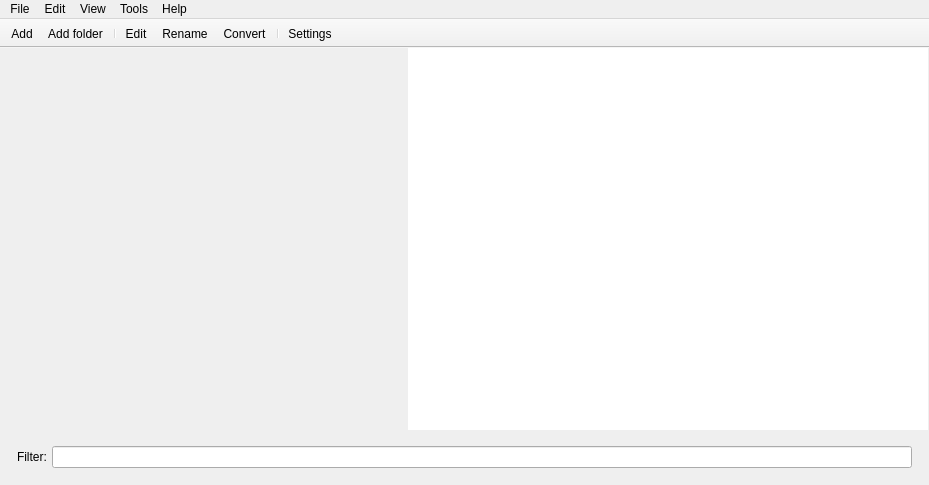
Qt form src/designer/mainwindow.ui (dnkorpushov/libro2) before a commit.
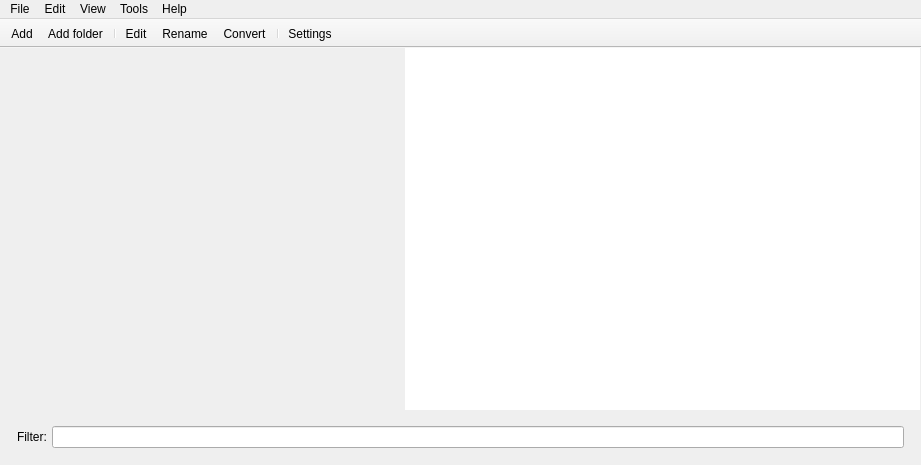
The same form after that commit. Icons and pictures are not drawn. Custom widgets are drawn as their Qt base class.

The edit to the form file:
```diff
--- a/src/designer/mainwindow.ui
+++ b/src/designer/mainwindow.ui
@@ -6,8 +6,8 @@
    <rect>
     <x>0</x>
     <y>0</y>
-    <width>929</width>
-    <height>485</height>
+    <width>921</width>
+    <height>465</height>
    </rect>
   </property>
   <property name="windowTitle">
@@ -146,7 +146,7 @@
     <rect>
      <x>0</x>
      <y>0</y>
-     <width>929</width>
+     <width>921</width>
      <height>26</height>
     </rect>
    </property>
@@ -442,6 +442,11 @@
   </action>
  </widget>
  <customwidgets>
+  <customwidget>
+   <class>ButtonLineEdit</class>
+   <extends>QLineEdit</extends>
+   <header>.customcontrols.h</header>
+  </customwidget>
   <customwidget>
    <class>BookInfoPanel</class>
    <extends>QWidget</extends>
@@ -457,9 +462,9 @@
    <header>.booktableview.h</header>
   </customwidget>
   <customwidget>
-   <class>ButtonLineEdit</class>
-   <extends>QLineEdit</extends>
-   <header>.customcontrols.h</header>
+   <class>MainToolbar</class>
+   <extends>QToolBar</extends>
+   <header>.maintoolbar.h</header>
   </customwidget>
  </customwidgets>
  <resources>
```
Left out of the diff: 47 changed lines with no effect on the pictures.
